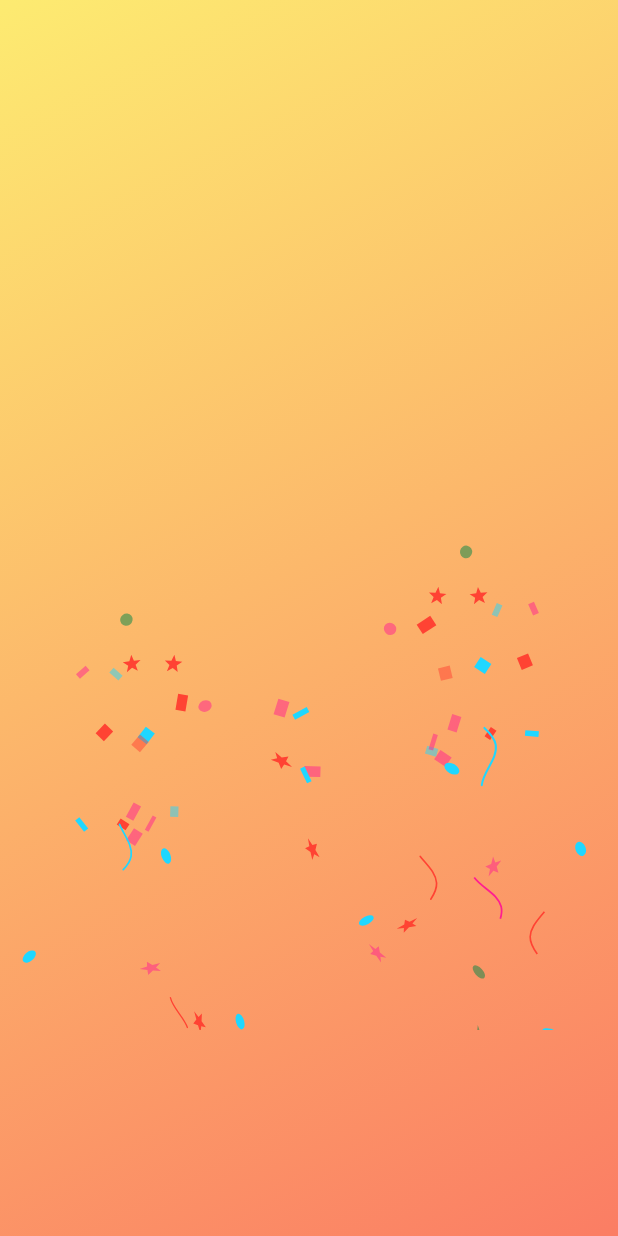
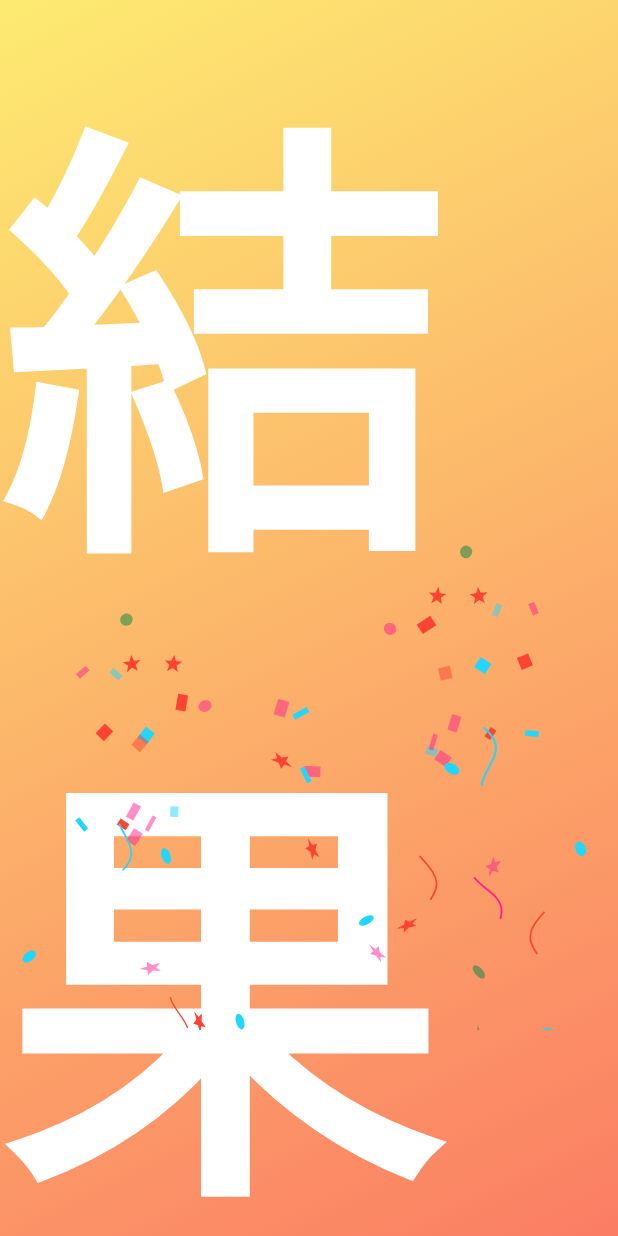
Before and after one commit to kosukesaigusa/flutter_tokyo_hackathon_2023, a Flutter app: the screen it shows after launch, on a phone screen of 412 x 824 dp. Run offline on Flutter 3.47's test engine with Material 2 defaults, Android fonts, the phone set to English and light mode, and no system bars; our stand-ins replace auto_route, cached_network_image, cloud_firestore, firebase_auth, firebase_core, firebase_storage and 6 more; missing offline and left inert: flutterfire_gen_annotation, flutterfire_gen_utils; accounts and stored records are empty; statements that could not run were skipped; project files that could hold a hidden picture were left out.

Commit message:
装飾を追加

```diff
--- a/packages/hackathon_app/lib/spot_difference/ui/completed_user.dart
+++ b/packages/hackathon_app/lib/spot_difference/ui/completed_user.dart
@@ -28,7 +28,7 @@ class CompletedUserScreenState extends ConsumerState<CompletedUserScreen>
       () async {
         // 上位10位で決め打ちしている
         for (var i = 0; i < 10; i++) {
-          await Future<void>.delayed(const Duration(seconds: 1));
+          await Future<void>.delayed(const Duration(seconds: 2));
           setState(() {
             _controllers.add(
               AnimationController(
@@ -63,7 +63,19 @@ class CompletedUserScreenState extends ConsumerState<CompletedUserScreen>
                     ],
                   ),
                 ),
-                child: Center(
+                child: Stack(
+                  children: [
+                    const Center(
+                      child: Text(
+                        '結果発表',
+                        style: TextStyle(
+                          fontSize: 300,
+                          fontWeight: FontWeight.bold,
+                          color: Colors.white,
+                        ),
+                      ),
+                    ),
+                    Center(
                       child: ListView.builder(
                         reverse: true,
                         itemCount: _controllers.length,
@@ -90,6 +102,8 @@ class CompletedUserScreenState extends ConsumerState<CompletedUserScreen>
                           }
                         },
                       ),
+                    ),
+                  ],
                 ),
               ),
               Positioned.fill(
@@ -131,6 +145,7 @@ class _RankingCardState extends State<_RankingCard>
     with SingleTickerProviderStateMixin {
   late final AnimationController _controller;
   late final Animation<double> _animation;
+  late final Color _backgroundColor;
 
   @override
   void initState() {
@@ -143,6 +158,17 @@ class _RankingCardState extends State<_RankingCard>
     _animation = Tween<double>(begin: 200, end: 0).animate(
       CurvedAnimation(parent: _controller, curve: Curves.easeOut),
     );
+
+    switch (widget.index) {
+      case 0:
+        _backgroundColor = const Color(0xFFFFD700);
+      case 1:
+        _backgroundColor = const Color(0xFFC0C0C0);
+      case 2:
+        _backgroundColor = const Color(0xFFCD7F32);
+      default:
+        _backgroundColor = Colors.grey[100]!;
+    }
   }
 
   @override
@@ -167,7 +193,7 @@ class _RankingCardState extends State<_RankingCard>
       child: Container(
         padding: const EdgeInsets.symmetric(horizontal: 8, vertical: 8),
         decoration: BoxDecoration(
-          color: Colors.grey[200],
+          color: _backgroundColor,
           borderRadius: BorderRadius.circular(10),
         ),
         width: 400,
```
Lines whose indentation alone changed are shown as unchanged.
